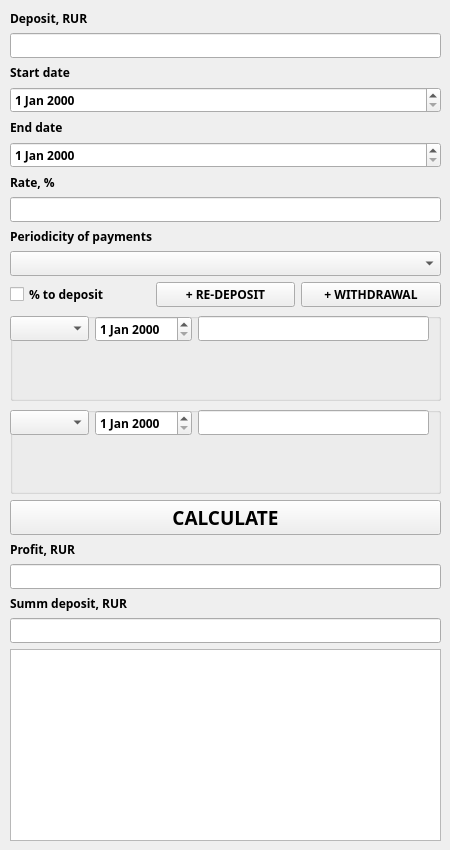
Before: the Qt Designer form src/debit.ui in antinlay/CPP3_SmartCalc_v2.0-1, drawn with Qt 5.
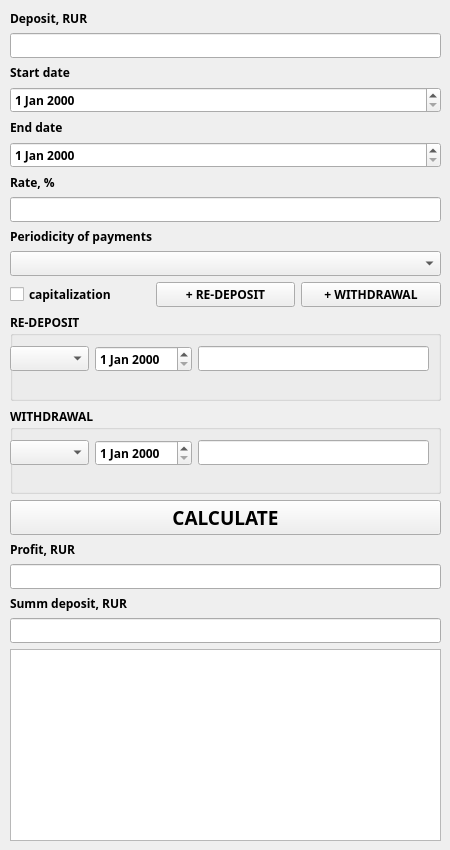
After: the same form once the commit is applied. Icons and pictures are not drawn.

Commit message: DEPOSIT CALC OK

What changed in the file:
```diff
--- a/src/debit.ui
+++ b/src/debit.ui
@@ -159,7 +159,7 @@
          </font>
         </property>
         <property name="text">
-         <string>% to deposit</string>
+         <string>capitalization</string>
         </property>
        </widget>
       </item>
@@ -194,13 +194,13 @@
        </size>
       </property>
       <property name="title">
-       <string/>
+       <string>RE-DEPOSIT</string>
       </property>
       <widget class="QWidget" name="layoutWidget">
        <property name="geometry">
         <rect>
          <x>0</x>
-         <y>0</y>
+         <y>30</y>
          <width>419</width>
          <height>32</height>
         </rect>
@@ -240,13 +240,13 @@
        </size>
       </property>
       <property name="title">
-       <string/>
+       <string>WITHDRAWAL</string>
       </property>
       <widget class="QWidget" name="layoutWidget_5">
        <property name="geometry">
         <rect>
          <x>0</x>
-         <y>0</y>
+         <y>30</y>
          <width>419</width>
          <height>32</height>
         </rect>
```
The commit also changes 3 other files.
